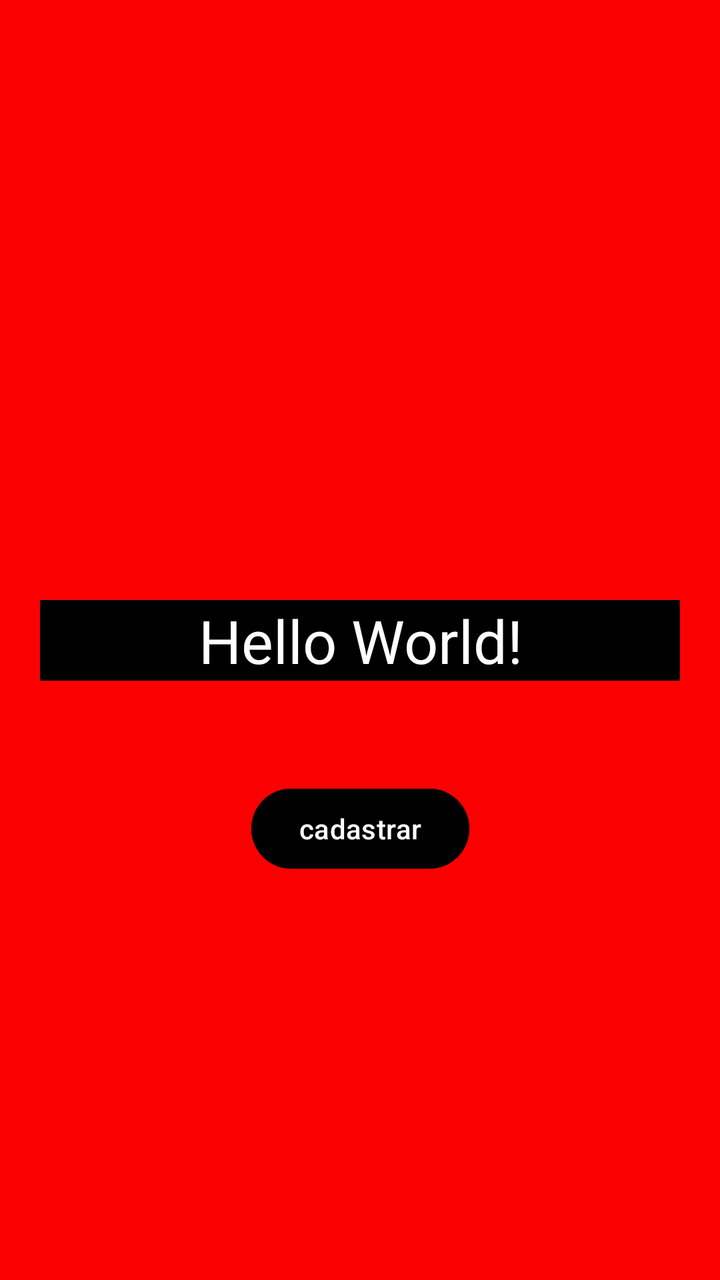
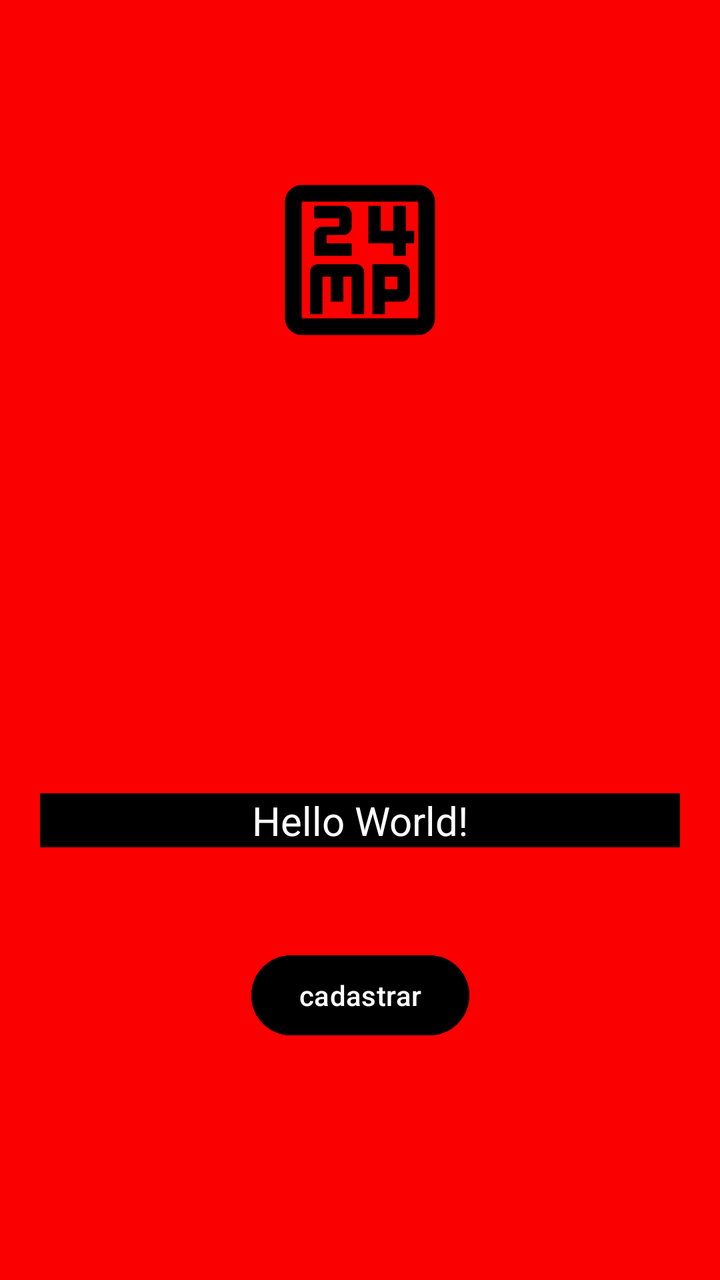

Screens rendered from an Android XML layout before and after an edit, with the pre-edit source and the edit as a unified diff.
<!-- AndroidManifest.xml: application theme Theme.AplicativoDeApresentacao -->
<!-- res/layout/activity_main.xml -->
<?xml version="1.0" encoding="utf-8"?>
<androidx.constraintlayout.widget.ConstraintLayout xmlns:android="http://schemas.android.com/apk/res/android"
    xmlns:app="http://schemas.android.com/apk/res-auto"
    xmlns:tools="http://schemas.android.com/tools"
    android:id="@+id/main"
    android:layout_width="match_parent"
    android:layout_height="match_parent"
    tools:context=".MainActivity"
    android:background="#FB0000">

    <TextView android:id="@+id/txt_text"
        android:layout_width="match_parent"
        android:layout_height="wrap_content"
        android:text="Hello World!"
        android:textSize="30sp"
        android:background="@color/black"
        android:textColor="#FFFFFF"
        app:layout_constraintBottom_toBottomOf="parent"
        app:layout_constraintTop_toTopOf="parent"
        app:layout_constraintStart_toStartOf="parent"
        app:layout_constraintEnd_toEndOf="parent"
        android:gravity="center"
        android:layout_marginStart="20dp"
        android:layout_marginEnd="20dp"/>

    <Button android:id="@+id/btn_cadastrar"
        android:layout_width="wrap_content"
        android:layout_height="wrap_content"
        android:text="@string/cadastrar"
        app:layout_constraintTop_toBottomOf="@+id/txt_text"
        app:layout_constraintStart_toStartOf="parent"
        app:layout_constraintEnd_toEndOf="parent"
        android:backgroundTint="@color/black"
        android:layout_marginTop="50dp"/>


</androidx.constraintlayout.widget.ConstraintLayout>
<!-- resources referenced by this layout -->
<resources>
  <color name="black">#FF000000</color>
  <string name="cadastrar">cadastrar</string>
  <style name="Theme.AplicativoDeApresentacao" parent="Base.Theme.AplicativoDeApresentacao" />
  <style name="Base.Theme.AplicativoDeApresentacao" parent="Theme.Material3.DayNight.NoActionBar">
          
          
      </style>
</resources>

<!-- the commit's change to res/layout/activity_main.xml (unified diff, before → after) -->
@@ -8,15 +8,24 @@
     tools:context=".MainActivity"
     android:background="#FB0000">
 
-    <TextView android:id="@+id/txt_text"
+    <ImageView android:id="@+id/img_logo"
+        android:layout_width="wrap_content"
+        android:layout_height="wrap_content"
+        android:src="@drawable/icone"
+        app:layout_constraintTop_toTopOf="parent"
+        app:layout_constraintStart_toStartOf="parent"
+        app:layout_constraintEnd_toEndOf="parent"
+        android:layout_marginTop="80dp"/>
+
+    <TextView android:id="@+id/txt_nome"
         android:layout_width="match_parent"
         android:layout_height="wrap_content"
         android:text="Hello World!"
-        android:textSize="30sp"
+        android:textSize="20sp"
         android:background="@color/black"
         android:textColor="#FFFFFF"
         app:layout_constraintBottom_toBottomOf="parent"
-        app:layout_constraintTop_toTopOf="parent"
+        app:layout_constraintTop_toBottomOf="@+id/img_logo"
         app:layout_constraintStart_toStartOf="parent"
         app:layout_constraintEnd_toEndOf="parent"
         android:gravity="center"
@@ -27,7 +36,7 @@
         android:layout_width="wrap_content"
         android:layout_height="wrap_content"
         android:text="@string/cadastrar"
-        app:layout_constraintTop_toBottomOf="@+id/txt_text"
+        app:layout_constraintTop_toBottomOf="@+id/txt_nome"
         app:layout_constraintStart_toStartOf="parent"
         app:layout_constraintEnd_toEndOf="parent"
         android:backgroundTint="@color/black"
<!-- resource entries referenced after the edit -->
@@ -1,6 +1,12 @@
 <!-- resources referenced by this layout -->
 <resources>
   <color name="black">#FF000000</color>
+  <!-- drawable icone (drawable) -->
+  <vector xmlns:android="http://schemas.android.com/apk/res/android" android:height="100dp" android:tint="#000000" android:viewportHeight="960" android:viewportWidth="960" android:width="100dp">
+        
+      <path android:fillColor="@android:color/white" android:pathData="M260,460L440,460L440,400L320,400L320,360L400,360Q417,360 428.5,348.5Q440,337 440,320L440,260Q440,243 428.5,231.5Q417,220 400,220L260,220L260,280L380,280L380,320L300,320Q283,320 271.5,331.5Q260,343 260,360L260,460ZM640,460L700,460L700,400L740,400L740,340L700,340L700,220L640,220L640,340L580,340L580,220L520,220L520,400L640,400L640,460ZM240,740L300,740L300,560L340,560L340,680L400,680L400,560L440,560L440,740L500,740L500,540Q500,523 488.5,511.5Q477,500 460,500L280,500Q263,500 251.5,511.5Q240,523 240,540L240,740ZM540,740L600,740L600,680L680,680Q697,680 708.5,668.5Q720,657 720,640L720,540Q720,523 708.5,511.5Q697,500 680,500L540,500L540,740ZM600,620L600,560L660,560L660,620L600,620ZM200,840Q167,840 143.5,816.5Q120,793 120,760L120,200Q120,167 143.5,143.5Q167,120 200,120L760,120Q793,120 816.5,143.5Q840,167 840,200L840,760Q840,793 816.5,816.5Q793,840 760,840L200,840ZM200,760L760,760Q760,760 760,760Q760,760 760,760L760,200Q760,200 760,200Q760,200 760,200L200,200Q200,200 200,200Q200,200 200,200L200,760Q200,760 200,760Q200,760 200,760ZM200,200L200,200Q200,200 200,200Q200,200 200,200L200,760Q200,760 200,760Q200,760 200,760L200,760Q200,760 200,760Q200,760 200,760L200,200Q200,200 200,200Q200,200 200,200Z"/>
+      
+  </vector>
   <string name="cadastrar">cadastrar</string>
   <style name="Theme.AplicativoDeApresentacao" parent="Base.Theme.AplicativoDeApresentacao" />
   <style name="Base.Theme.AplicativoDeApresentacao" parent="Theme.Material3.DayNight.NoActionBar">
